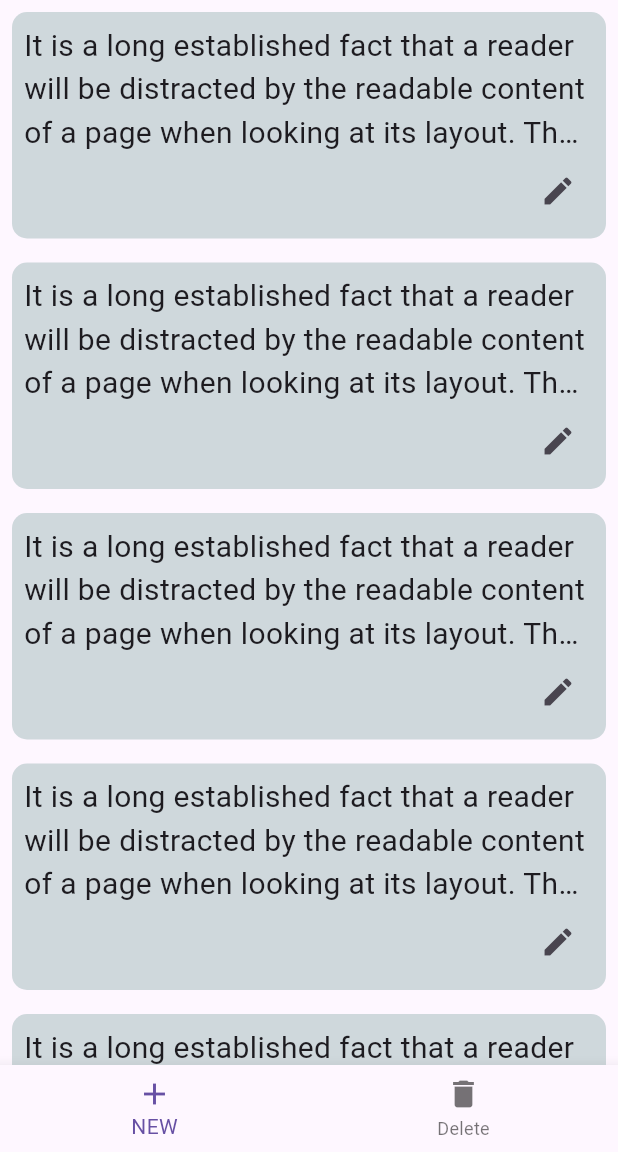
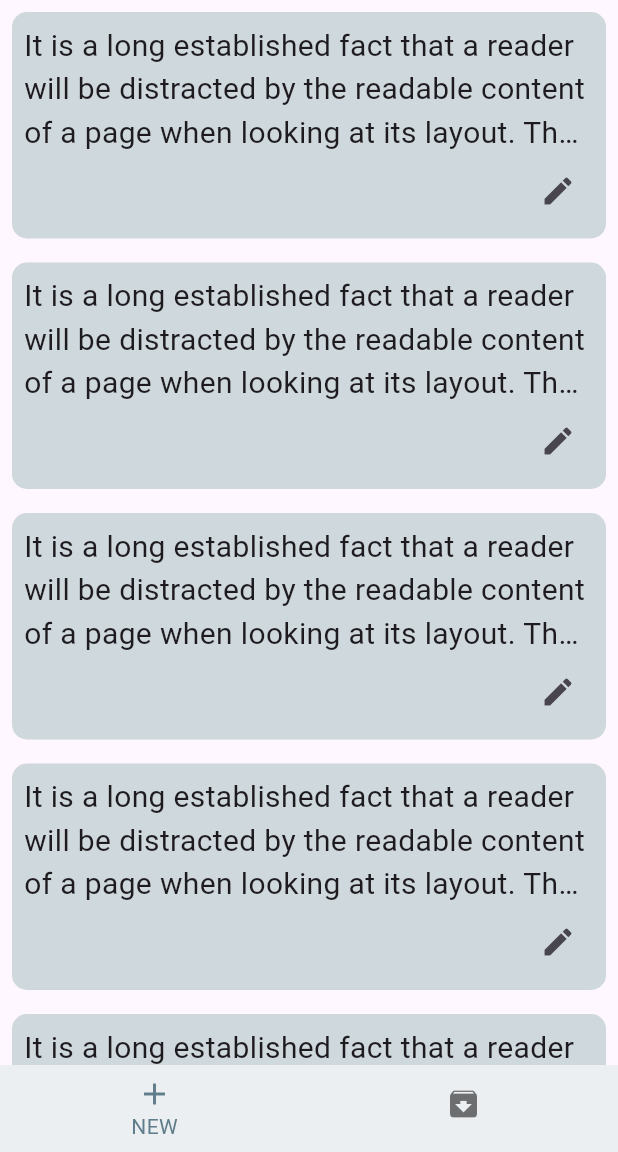
Before and after one commit to AbdullahAlomair6/notes-app, a Flutter app: the screen it shows after launch, on a phone screen of 412 x 824 dp, the part 84-1236 px from its top. Run offline on Flutter 3.47's test engine with Material 3 defaults, Android fonts, the phone set to English and light mode, and no system bars; our stand-ins replace flutter_bloc.

Commit message:
add new screen

```diff
--- a/lib/layout/home_layout.dart
+++ b/lib/layout/home_layout.dart
@@ -4,7 +4,6 @@ import 'package:flutter_bloc/flutter_bloc.dart';
 import '../modules/bottom_navigation/bottom_navigation_bar.dart';
 import '../modules/bottom_navigation/navigation_bloc.dart';
 import '../modules/bottom_navigation/navigation_states.dart';
-import '../modules/new_notes/view/new_notes_screen.dart';
 
 class HomeLayout extends StatelessWidget {
   const HomeLayout({super.key});
@@ -16,8 +15,9 @@ class HomeLayout extends StatelessWidget {
       child: BlocConsumer<NavigationBarCubit, NavigationStates>(
         listener: (context, state) {},
         builder: (context, state) {
+          final cubit = NavigationBarCubit.get(context);
           return Scaffold(
-            body: NewNotesScreen(),
+            body: cubit.selectScreen[cubit.currentIndex],
             bottomNavigationBar: AppNavigationBar(),
           );
         },
--- /dev/null
+++ b/lib/modules/archive_notes/view/archive_screen.dart
@@ -0,0 +1,10 @@
+import 'package:flutter/material.dart';
+
+class ArchiveScreen extends StatelessWidget {
+  const ArchiveScreen({super.key});
+
+  @override
+  Widget build(BuildContext context) {
+    return Container();
+  }
+}
--- a/lib/modules/bottom_navigation/bottom_navigation_bar.dart
+++ b/lib/modules/bottom_navigation/bottom_navigation_bar.dart
@@ -19,6 +19,10 @@ class AppNavigationBar extends StatelessWidget {
           onTap: (index) {
             cubit.selectBottomNav(index);
           },
+          backgroundColor: Colors.blueGrey[50],
+          selectedItemColor: Colors.blueGrey,
+          elevation: 0.0,
+          showUnselectedLabels: false,
         );
       },
     );
--- a/lib/modules/bottom_navigation/navigation_bloc.dart
+++ b/lib/modules/bottom_navigation/navigation_bloc.dart
@@ -1,6 +1,9 @@
 import 'package:flutter/material.dart';
 import 'package:flutter_bloc/flutter_bloc.dart';
 import 'package:notes_app/modules/bottom_navigation/navigation_states.dart';
+
+import '../archive_notes/view/archive_screen.dart';
+import '../new_notes/view/new_notes_screen.dart';
 
 class NavigationBarCubit extends Cubit<NavigationStates> {
   NavigationBarCubit() : super(InitState());
@@ -9,6 +12,8 @@ class NavigationBarCubit extends Cubit<NavigationStates> {
 
   int currentIndex = 0;
 
+  List<Widget> selectScreen = [NewNotesScreen(), ArchiveScreen()];
+
   void selectBottomNav(index) {
     currentIndex = index;
     emit(ChangeBottomNavState());
@@ -16,6 +21,9 @@ class NavigationBarCubit extends Cubit<NavigationStates> {
 
   List<BottomNavigationBarItem> navItems = [
     BottomNavigationBarItem(icon: Icon(Icons.add), label: 'NEW'),
-    BottomNavigationBarItem(icon: Icon(Icons.delete), label: 'Delete'),
+    BottomNavigationBarItem(
+        icon: Icon(Icons.archive),
+        label: 'Archive',
+    ),
   ];
 }
```
